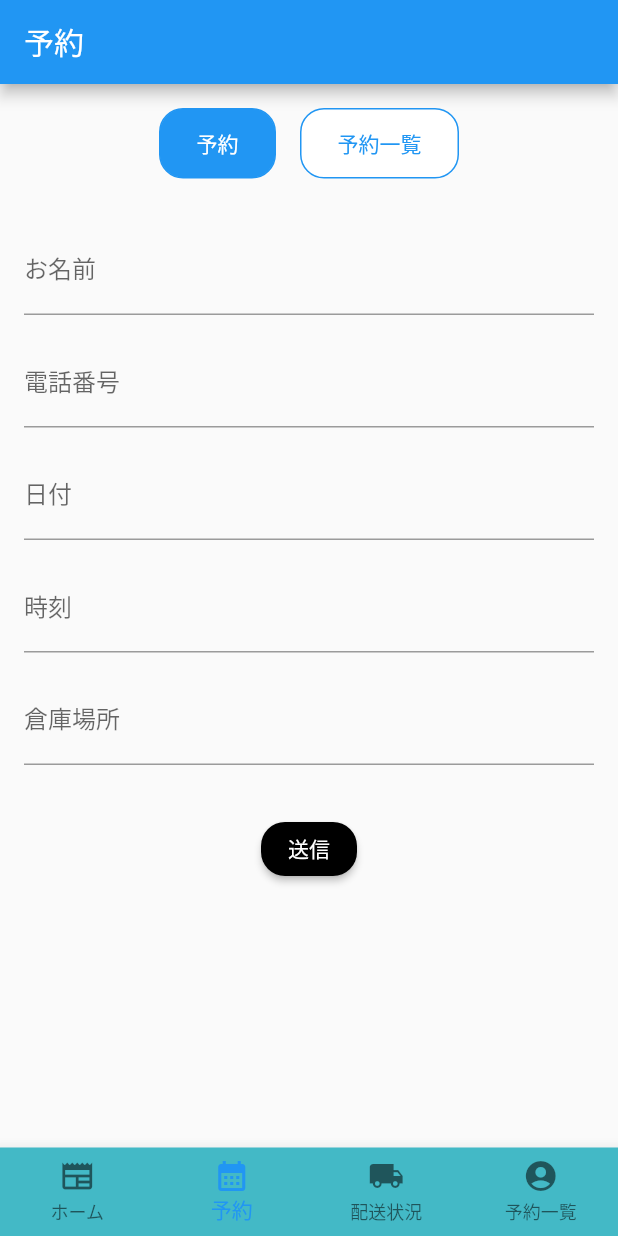
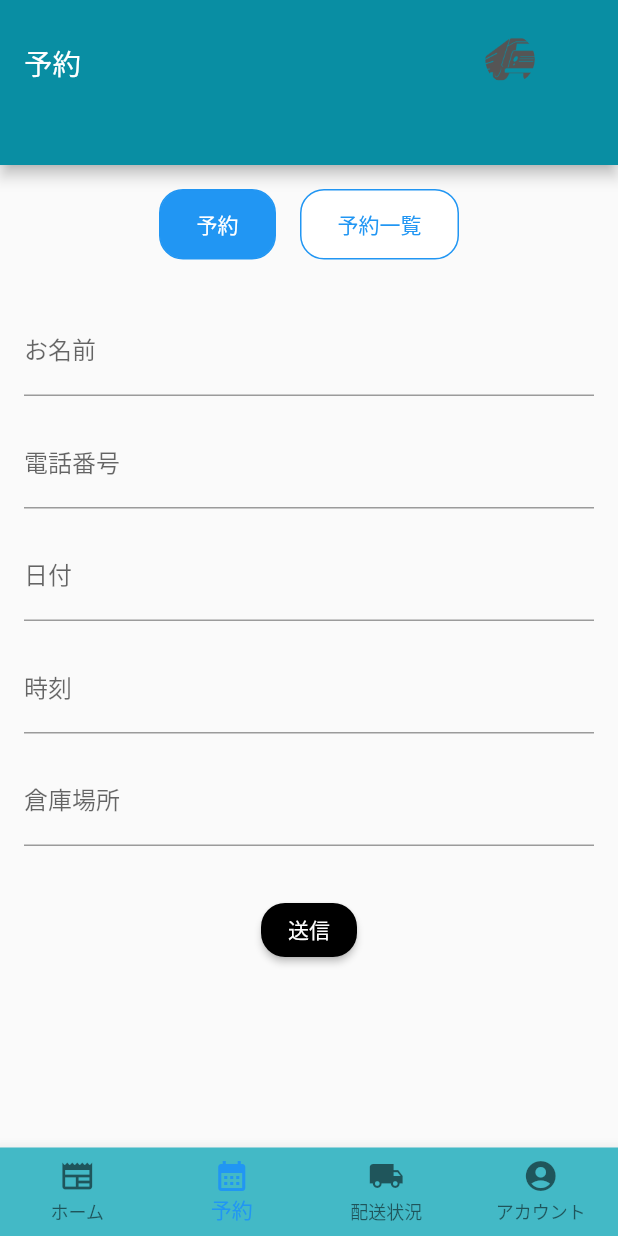
Before and after one commit to IH41jp-ac-hal/TTT, a Flutter app: the screen it shows after launch, item 2 of the bottom bar chosen, on a phone screen of 412 x 824 dp. Run offline on Flutter 3.47's test engine with Material 2 defaults, Android fonts, the phone set to English and light mode, and no system bars.

Commit message:
ボタンのテキストサイズの調整

```diff
--- a/lib/screens/Information.dart
+++ b/lib/screens/Information.dart
@@ -70,7 +70,7 @@ class InformationScreen extends StatelessWidget {
                         child: Text(
                           '平常',
                           style: TextStyle(
-                              fontSize: 14, // フォントサイズを調整
+                              fontSize: 15, // フォントサイズを調整
                               color: Colors.white, // テキストの色を白に設定
                               fontWeight: FontWeight.bold),
                           textAlign: TextAlign.center,
@@ -92,7 +92,7 @@ class InformationScreen extends StatelessWidget {
                         child: Text(
                           '~10分',
                           style: TextStyle(
-                              fontSize: 14, // フォントサイズを調整
+                              fontSize: 15, // フォントサイズを調整
                               color: Colors.white, // テキストの色を白に設定
                               fontWeight: FontWeight.bold),
                           textAlign: TextAlign.center,
@@ -114,7 +114,7 @@ class InformationScreen extends StatelessWidget {
                         child: Text(
                           '~30分',
                           style: TextStyle(
-                              fontSize: 14, // フォントサイズを調整
+                              fontSize: 15, // フォントサイズを調整
                               color: Colors.white, // テキストの色を白に設定
                               fontWeight: FontWeight.bold),
                           textAlign: TextAlign.center,
@@ -136,7 +136,7 @@ class InformationScreen extends StatelessWidget {
                         child: Text(
                           '30分以上',
                           style: TextStyle(
-                              fontSize: 14, // フォントサイズを調整
+                              fontSize: 15, // フォントサイズを調整
                               color: Colors.white, // テキストの色を白に設定
                               fontWeight: FontWeight.bold),
                           textAlign: TextAlign.center,
@@ -158,7 +158,7 @@ class InformationScreen extends StatelessWidget {
                         child: Text(
                           '渋滞',
                           style: TextStyle(
-                              fontSize: 14, // フォントサイズを調整
+                              fontSize: 15, // フォントサイズを調整
                               color: Colors.white, // テキストの色を白に設定
                               fontWeight: FontWeight.bold),
                           textAlign: TextAlign.center,
--- a/lib/screens/Reservation.dart
+++ b/lib/screens/Reservation.dart
@@ -53,8 +53,31 @@ class _ReservationScreenState extends State<ReservationScreen> {
   @override
   Widget build(BuildContext context) {
     return Scaffold(
-      appBar: AppBar(
-        title: Text('予約'),
+      appBar: PreferredSize(
+        preferredSize: const Size.fromHeight(110.0),
+        child: AppBar(
+          centerTitle: false,
+          title: Text(
+            '予約',
+            style: TextStyle(fontSize: 19, height: 4),
+          ),
+          backgroundColor: Color.fromARGB(255, 9, 142, 163),
+          actions: <Widget>[
+            Padding(
+              padding: const EdgeInsets.only(right: 15.0, top: 23.0),
+              child: Container(
+                width: 114,
+                decoration: BoxDecoration(
+                  shape: BoxShape.circle,
+                  image: DecorationImage(
+                    fit: BoxFit.cover,
+                    image: AssetImage('assets/logo.png'),
+                  ),
+                ),
+              ),
+            ),
+          ],
+        ),
       ),
       body: Column(
         children: <Widget>[
--- a/lib/src/app.dart
+++ b/lib/src/app.dart
@@ -54,7 +54,7 @@ class _MyStatefulWidgetState extends State<MyStatefulWidget> {
           BottomNavigationBarItem(
               icon: Icon(Icons.local_shipping), label: '配送状況'),
           BottomNavigationBarItem(
-              icon: Icon(Icons.account_circle), label: '予約一覧'),
+              icon: Icon(Icons.account_circle), label: 'アカウント'),
         ],
         type: BottomNavigationBarType.fixed,
         backgroundColor: Color.fromARGB(255, 67, 185, 198),
```
Also changed, not shown: lib/screens/account.dart (+27 -3 lines).
